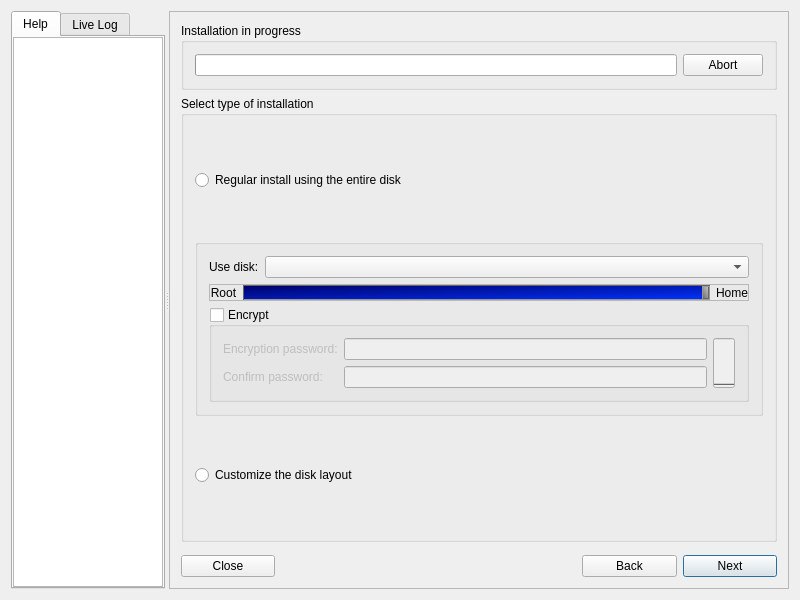
Qt form meinstall.ui (gazelle-installer/gazelle-installer) before a commit.
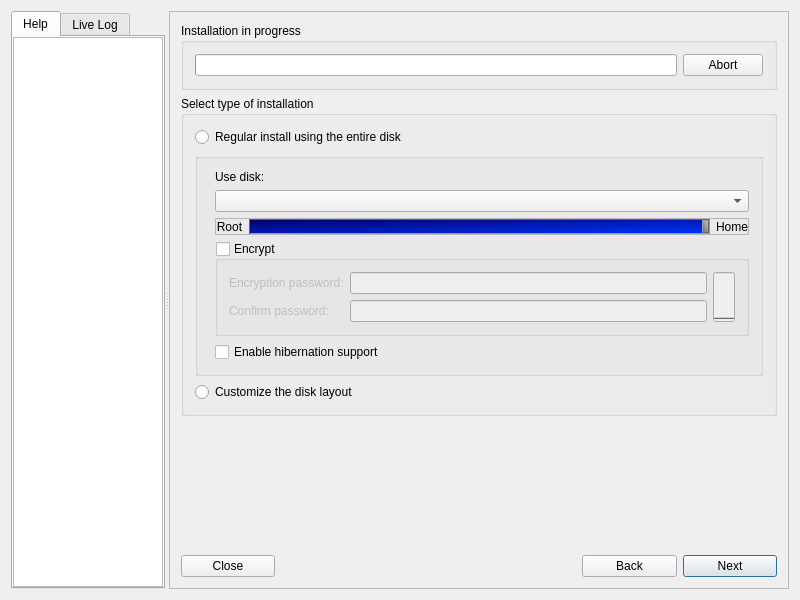
The same form after that commit. The open tabs and pages were chosen to show the change. Icons and pictures are not drawn. Custom widgets are drawn as their Qt base class.

Commit message: Add hibernation support (resume variables) for swap files. Set no-COW attribute for a swap file residing on a BTRFS volume. Moved swap file installation before boot manager installation. Allow MProcess to raise exceptions to simplify call sequences. Fixed auto-install swap management configuration code.

```diff
--- a/meinstall.ui
+++ b/meinstall.ui
@@ -134,6 +134,12 @@
          <property name="orientation">
           <enum>Qt::Horizontal</enum>
          </property>
+         <property name="sizeHint" stdset="0">
+          <size>
+           <width>0</width>
+           <height>0</height>
+          </size>
+         </property>
         </spacer>
        </item>
        <item row="2" column="0" colspan="6">
@@ -303,6 +309,12 @@
              <property name="orientation">
               <enum>Qt::Vertical</enum>
              </property>
+             <property name="sizeHint" stdset="0">
+              <size>
+               <width>0</width>
+               <height>0</height>
+              </size>
+             </property>
             </spacer>
            </item>
            <item row="0" column="0" colspan="2">
@@ -346,7 +358,7 @@
               <item row="1" column="0" colspan="2">
                <widget class="QGroupBox" name="boxAutoPart">
                 <layout class="QFormLayout" name="formLayout">
-                 <item row="0" column="0">
+                 <item row="0" column="1">
                   <widget class="QLabel" name="labelDisk">
                    <property name="font">
                     <font/>
@@ -359,72 +371,10 @@
                    </property>
                   </widget>
                  </item>
-                 <item row="0" column="1">
+                 <item row="1" column="1">
                   <widget class="QComboBox" name="comboDisk"/>
                  </item>
-                 <item row="2" column="0" colspan="2">
-                  <widget class="QGroupBox" name="boxEncryptAuto">
-                   <property name="title">
-                    <string>Encrypt</string>
-                   </property>
-                   <property name="checkable">
-                    <bool>true</bool>
-                   </property>
-                   <property name="checked">
-                    <bool>false</bool>
-                   </property>
-                   <layout class="QGridLayout">
-                    <item row="0" column="0">
-                     <widget class="QLabel" name="labelCryptoPass">
-                      <property name="text">
-                       <string>Encryption password:</string>
-                      </property>
-                     </widget>
-                    </item>
-                    <item row="0" column="1">
-                     <widget class="MPassEdit" name="textCryptoPass">
-                      <property name="maxLength">
-                       <number>512</number>
-                      </property>
-                      <property name="echoMode">
-                       <enum>QLineEdit::Password</enum>
-                      </property>
-                     </widget>
-                    </item>
-                    <item row="0" column="2" rowspan="2">
-                     <widget class="QProgressBar" name="progCryptoPassMeter">
-                      <property name="sizePolicy">
-                       <sizepolicy hsizetype="Fixed" vsizetype="Ignored">
-                        <horstretch>0</horstretch>
-                        <verstretch>0</verstretch>
-                       </sizepolicy>
-                      </property>
-                      <property name="orientation">
-                       <enum>Qt::Vertical</enum>
-                      </property>
-                     </widget>
-                    </item>
-                    <item row="1" column="0">
-                     <widget class="QLabel" name="labelCryptoPass2">
-                      <property name="text">
-                       <string>Confirm password:</string>
-                      </property>
-                     </widget>
-                    </item>
-                    <item row="1" column="1">
-                     <widget class="MPassEdit" name="textCryptoPass2">
-                      <property name="maxLength">
-                       <number>512</number>
-                      </property>
-                      <property name="echoMode">
-                       <enum>QLineEdit::Password</enum>
-                      </property>
-                     </widget>
-                    </item>
-                   </layout>
-                  </widget>
-                 </item>
-                 <item row="1" column="0" colspan="2">
+                 <item row="2" column="1">
                   <widget class="QFrame" name="boxSliderPart">
                    <property name="frameShape">
                     <enum>QFrame::StyledPanel</enum>
@@ -533,6 +483,75 @@
                    </layout>
                   </widget>
                  </item>
+                 <item row="4" column="1">
+                  <widget class="QGroupBox" name="boxEncryptAuto">
+                   <property name="title">
+                    <string>Encrypt</string>
+                   </property>
+                   <property name="checkable">
+                    <bool>true</bool>
+                   </property>
+                   <property name="checked">
+                    <bool>false</bool>
+                   </property>
+                   <layout class="QGridLayout">
+                    <item row="0" column="0">
+                     <widget class="QLabel" name="labelCryptoPass">
+                      <property name="text">
+                       <string>Encryption password:</string>
+                      </property>
+                     </widget>
+                    </item>
+                    <item row="0" column="1">
+                     <widget class="MPassEdit" name="textCryptoPass">
+                      <property name="maxLength">
+                       <number>512</number>
+                      </property>
+                      <property name="echoMode">
+                       <enum>QLineEdit::Password</enum>
+                      </property>
+                     </widget>
+                    </item>
+                    <item row="0" column="2" rowspan="2">
+                     <widget class="QProgressBar" name="progCryptoPassMeter">
+                      <property name="sizePolicy">
+                       <sizepolicy hsizetype="Fixed" vsizetype="Ignored">
+                        <horstretch>0</horstretch>
+                        <verstretch>0</verstretch>
+                       </sizepolicy>
+                      </property>
+                      <property name="orientation">
+                       <enum>Qt::Vertical</enum>
+                      </property>
+                     </widget>
+                    </item>
+                    <item row="1" column="0">
+                     <widget class="QLabel" name="labelCryptoPass2">
+                      <property name="text">
+                       <string>Confirm password:</string>
+                      </property>
+                     </widget>
+                    </item>
+                    <item row="1" column="1">
+                     <widget class="MPassEdit" name="textCryptoPass2">
+                      <property name="maxLength">
+                       <number>512</number>
+                      </property>
+                      <property name="echoMode">
+                       <enum>QLineEdit::Password</enum>
+                      </property>
+                     </widget>
+                    </item>
+                   </layout>
+                  </widget>
+                 </item>
+                 <item row="5" column="1">
+                  <widget class="QCheckBox" name="checkHibernationReg">
+                   <property name="text">
+                    <string>Enable hibernation support</string>
+                   </property>
+                  </widget>
+                 </item>
                 </layout>
                </widget>
               </item>
```
Left out of the diff: 270 changed lines with no effect on the pictures. The commit also changes 6 other files.
